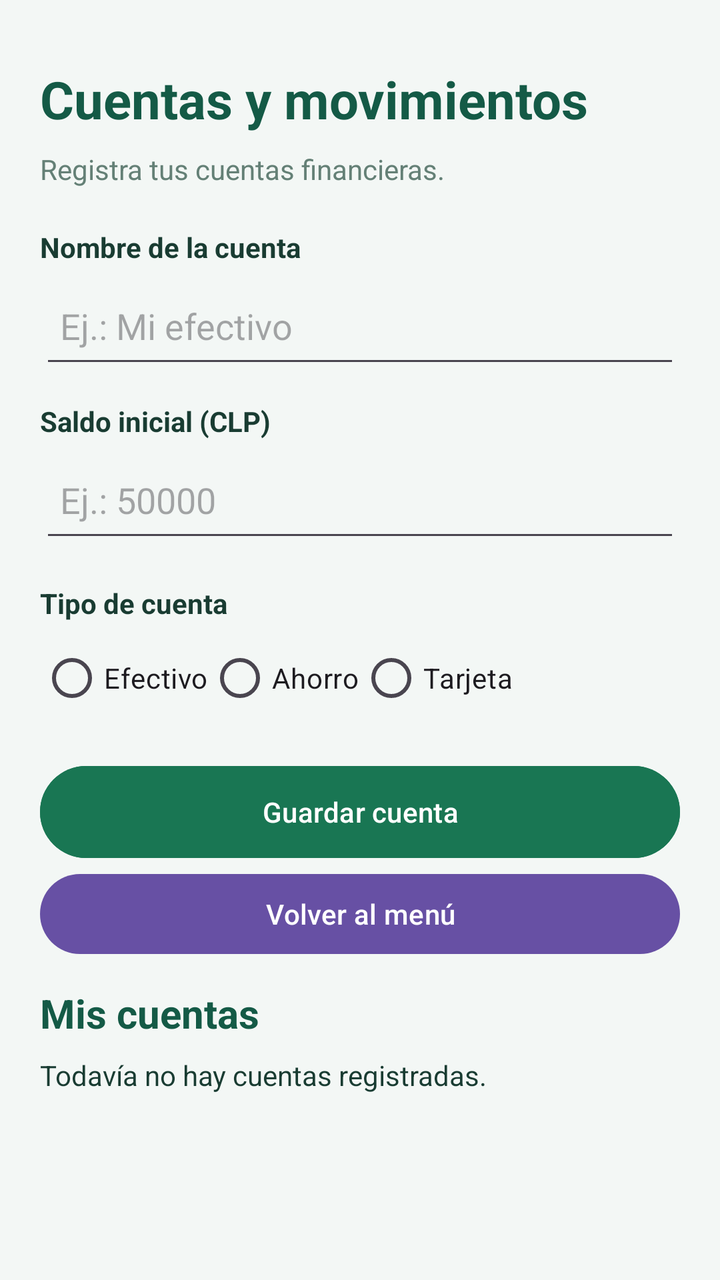
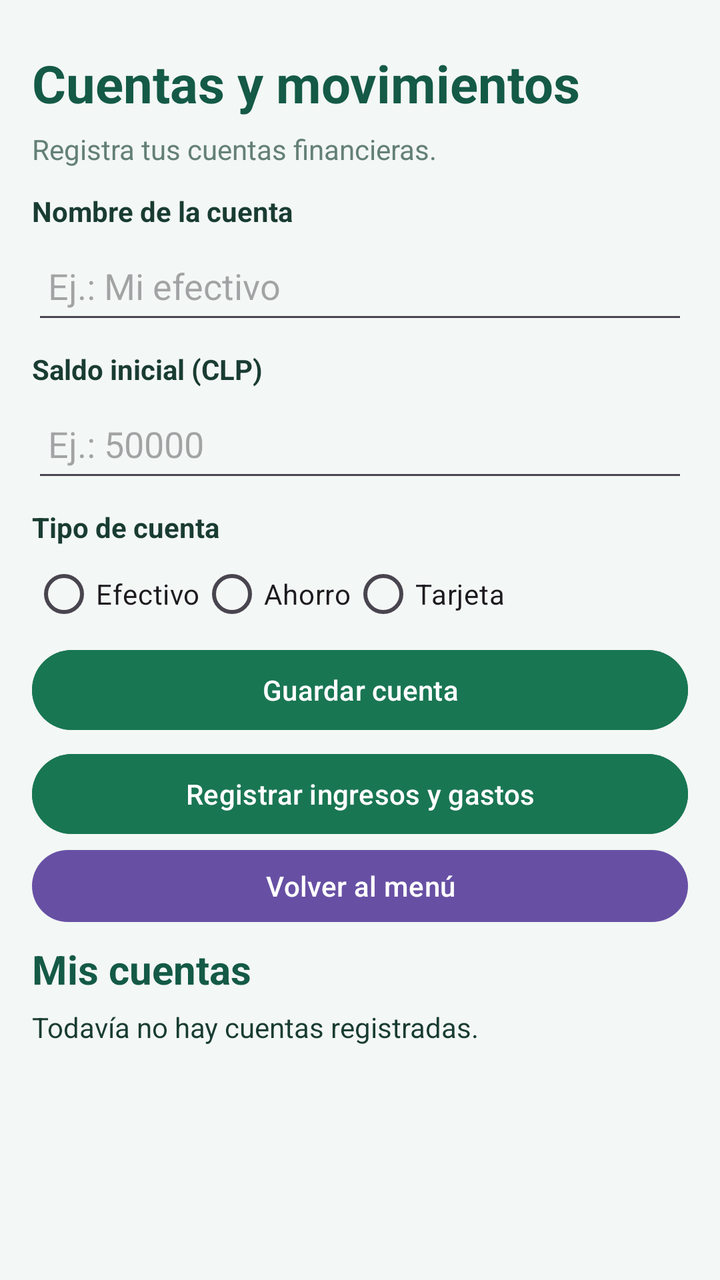

Screens rendered from an Android XML layout before and after an edit, with the pre-edit source and the edit as a unified diff.
<!-- AndroidManifest.xml: application theme Theme.LocalCash -->
<!-- res/layout/activity_cuentas.xml -->
<?xml version="1.0" encoding="utf-8"?>
<LinearLayout xmlns:android="http://schemas.android.com/apk/res/android"
    android:id="@+id/main"
    android:layout_width="match_parent"
    android:layout_height="match_parent"
    android:orientation="vertical"
    android:background="#F3F7F5"
    android:padding="20dp">

    <TextView
        android:layout_width="match_parent"
        android:layout_height="wrap_content"
        android:layout_marginTop="12dp"
        android:text="Cuentas y movimientos"
        android:textColor="#145A46"
        android:textSize="26sp"
        android:textStyle="bold" />

    <TextView
        android:layout_width="match_parent"
        android:layout_height="wrap_content"
        android:layout_marginTop="8dp"
        android:layout_marginBottom="20dp"
        android:text="Registra tus cuentas financieras."
        android:textColor="#648076"
        android:textSize="14sp" />

    <TextView
        android:layout_width="match_parent"
        android:layout_height="wrap_content"
        android:text="Nombre de la cuenta"
        android:textColor="#193C32"
        android:textStyle="bold"
        android:textSize="14sp" />

    <EditText
        android:id="@+id/etNombreCuenta"
        android:layout_width="match_parent"
        android:layout_height="52dp"
        android:layout_marginTop="4dp"
        android:hint="Ej.: Mi efectivo"
        android:inputType="textCapSentences"
        android:singleLine="true"
        android:padding="10dp" />

    <TextView
        android:layout_width="match_parent"
        android:layout_height="wrap_content"
        android:layout_marginTop="12dp"
        android:text="Saldo inicial (CLP)"
        android:textColor="#193C32"
        android:textStyle="bold"
        android:textSize="14sp" />

    <EditText
        android:id="@+id/etSaldoInicial"
        android:layout_width="match_parent"
        android:layout_height="52dp"
        android:layout_marginTop="4dp"
        android:hint="Ej.: 50000"
        android:inputType="numberDecimal"
        android:singleLine="true"
        android:padding="10dp" />

    <TextView
        android:layout_width="match_parent"
        android:layout_height="wrap_content"
        android:layout_marginTop="16dp"
        android:text="Tipo de cuenta"
        android:textColor="#193C32"
        android:textStyle="bold"
        android:textSize="14sp" />

    <RadioGroup
        android:id="@+id/rgTipoCuenta"
        android:layout_width="match_parent"
        android:layout_height="wrap_content"
        android:orientation="horizontal"
        android:layout_marginTop="4dp">

        <RadioButton
            android:id="@+id/rbEfectivo"
            android:layout_width="wrap_content"
            android:layout_height="wrap_content"
            android:text="Efectivo" />

        <RadioButton
            android:id="@+id/rbAhorro"
            android:layout_width="wrap_content"
            android:layout_height="wrap_content"
            android:text="Ahorro" />

        <RadioButton
            android:id="@+id/rbTarjeta"
            android:layout_width="wrap_content"
            android:layout_height="wrap_content"
            android:text="Tarjeta" />

    </RadioGroup>

    <Button
        android:id="@+id/btnGuardarCuenta"
        android:layout_width="match_parent"
        android:layout_height="54dp"
        android:layout_marginTop="16dp"
        android:backgroundTint="#197653"
        android:text="Guardar cuenta"
        android:textAllCaps="false"
        android:textColor="#FFFFFF" />

    <Button
        android:id="@+id/btnVolver"
        android:layout_width="match_parent"
        android:layout_height="48dp"
        android:text="Volver al menú"
        android:textAllCaps="false" />

    <TextView
        android:layout_width="match_parent"
        android:layout_height="wrap_content"
        android:layout_marginTop="12dp"
        android:text="Mis cuentas"
        android:textColor="#145A46"
        android:textSize="20sp"
        android:textStyle="bold" />

    <TextView
        android:id="@+id/tvCuentasRegistradas"
        android:layout_width="match_parent"
        android:layout_height="wrap_content"
        android:layout_marginTop="8dp"
        android:text="Todavía no hay cuentas registradas."
        android:textColor="#193C32"
        android:textSize="14sp" />

</LinearLayout>
<!-- resources referenced by this layout -->
<resources>
  <style name="Theme.LocalCash" parent="Base.Theme.LocalCash" />
  <style name="Base.Theme.LocalCash" parent="Theme.Material3.DayNight.NoActionBar">
          
          
      </style>
</resources>

<!-- the commit's change to res/layout/activity_cuentas.xml (unified diff, before → after) -->
@@ -5,12 +5,12 @@
     android:layout_height="match_parent"
     android:orientation="vertical"
     android:background="#F3F7F5"
-    android:padding="20dp">
+    android:padding="16dp">
 
     <TextView
         android:layout_width="match_parent"
         android:layout_height="wrap_content"
-        android:layout_marginTop="12dp"
+        android:layout_marginTop="8dp"
         android:text="Cuentas y movimientos"
         android:textColor="#145A46"
         android:textSize="26sp"
@@ -19,8 +19,8 @@
     <TextView
         android:layout_width="match_parent"
         android:layout_height="wrap_content"
-        android:layout_marginTop="8dp"
-        android:layout_marginBottom="20dp"
+        android:layout_marginTop="6dp"
+        android:layout_marginBottom="12dp"
         android:text="Registra tus cuentas financieras."
         android:textColor="#648076"
         android:textSize="14sp" />
@@ -30,53 +30,49 @@
         android:layout_height="wrap_content"
         android:text="Nombre de la cuenta"
         android:textColor="#193C32"
-        android:textStyle="bold"
-        android:textSize="14sp" />
+        android:textStyle="bold" />
 
     <EditText
         android:id="@+id/etNombreCuenta"
         android:layout_width="match_parent"
-        android:layout_height="52dp"
+        android:layout_height="48dp"
         android:layout_marginTop="4dp"
         android:hint="Ej.: Mi efectivo"
         android:inputType="textCapSentences"
         android:singleLine="true"
-        android:padding="10dp" />
+        android:padding="8dp" />
 
     <TextView
         android:layout_width="match_parent"
         android:layout_height="wrap_content"
-        android:layout_marginTop="12dp"
+        android:layout_marginTop="8dp"
         android:text="Saldo inicial (CLP)"
         android:textColor="#193C32"
-        android:textStyle="bold"
-        android:textSize="14sp" />
+        android:textStyle="bold" />
 
     <EditText
         android:id="@+id/etSaldoInicial"
         android:layout_width="match_parent"
-        android:layout_height="52dp"
+        android:layout_height="48dp"
         android:layout_marginTop="4dp"
         android:hint="Ej.: 50000"
         android:inputType="numberDecimal"
         android:singleLine="true"
-        android:padding="10dp" />
+        android:padding="8dp" />
 
     <TextView
         android:layout_width="match_parent"
         android:layout_height="wrap_content"
-        android:layout_marginTop="16dp"
+        android:layout_marginTop="8dp"
         android:text="Tipo de cuenta"
         android:textColor="#193C32"
-        android:textStyle="bold"
-        android:textSize="14sp" />
+        android:textStyle="bold" />
 
     <RadioGroup
         android:id="@+id/rgTipoCuenta"
         android:layout_width="match_parent"
         android:layout_height="wrap_content"
-        android:orientation="horizontal"
-        android:layout_marginTop="4dp">
+        android:orientation="horizontal">
 
         <RadioButton
             android:id="@+id/rbEfectivo"
@@ -101,24 +97,33 @@
     <Button
         android:id="@+id/btnGuardarCuenta"
         android:layout_width="match_parent"
-        android:layout_height="54dp"
-        android:layout_marginTop="16dp"
+        android:layout_height="48dp"
         android:backgroundTint="#197653"
         android:text="Guardar cuenta"
         android:textAllCaps="false"
         android:textColor="#FFFFFF" />
 
     <Button
+        android:id="@+id/btnMovimientos"
+        android:layout_width="match_parent"
+        android:layout_height="48dp"
+        android:layout_marginTop="4dp"
+        android:backgroundTint="#197653"
+        android:text="Registrar ingresos y gastos"
+        android:textAllCaps="false"
+        android:textColor="#FFFFFF" />
+
+    <Button
         android:id="@+id/btnVolver"
         android:layout_width="match_parent"
-        android:layout_height="48dp"
+        android:layout_height="44dp"
         android:text="Volver al menú"
         android:textAllCaps="false" />
 
     <TextView
         android:layout_width="match_parent"
         android:layout_height="wrap_content"
-        android:layout_marginTop="12dp"
+        android:layout_marginTop="6dp"
         android:text="Mis cuentas"
         android:textColor="#145A46"
         android:textSize="20sp"
@@ -127,8 +132,10 @@
     <TextView
         android:id="@+id/tvCuentasRegistradas"
         android:layout_width="match_parent"
-        android:layout_height="wrap_content"
-        android:layout_marginTop="8dp"
+        android:layout_height="0dp"
+        android:layout_weight="1"
+        android:layout_marginTop="6dp"
+        android:gravity="top"
         android:text="Todavía no hay cuentas registradas."
         android:textColor="#193C32"
         android:textSize="14sp" />
